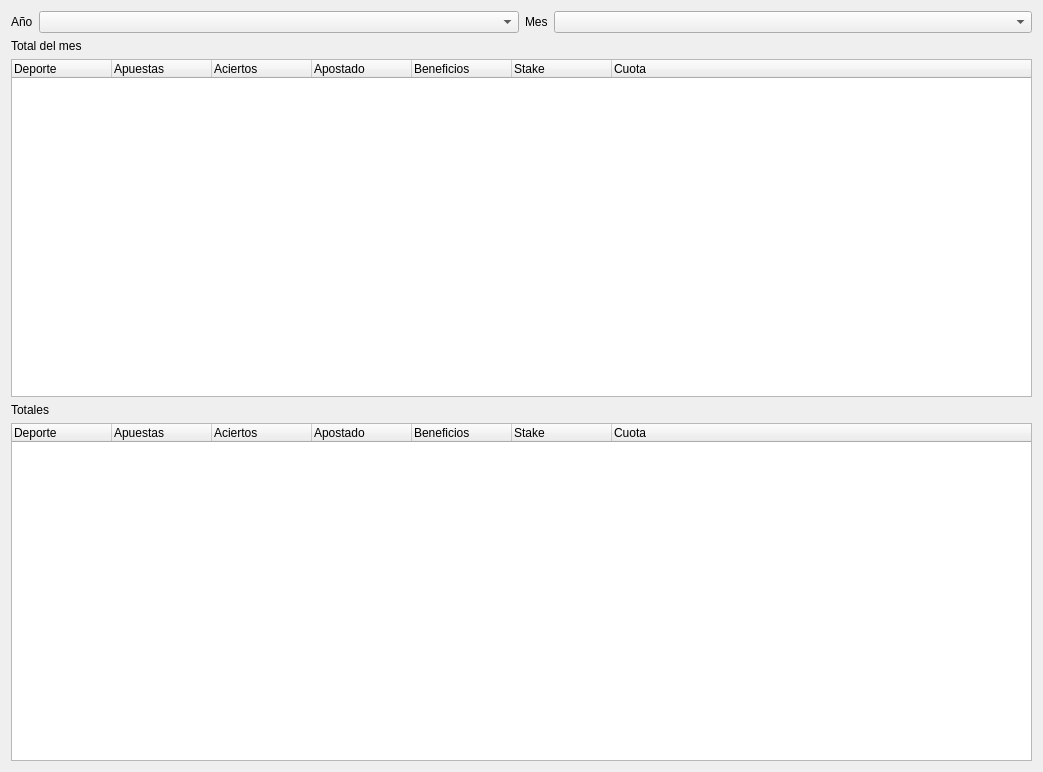
soker90/betcon, file ui/stats_sport.ui: the form before one commit.
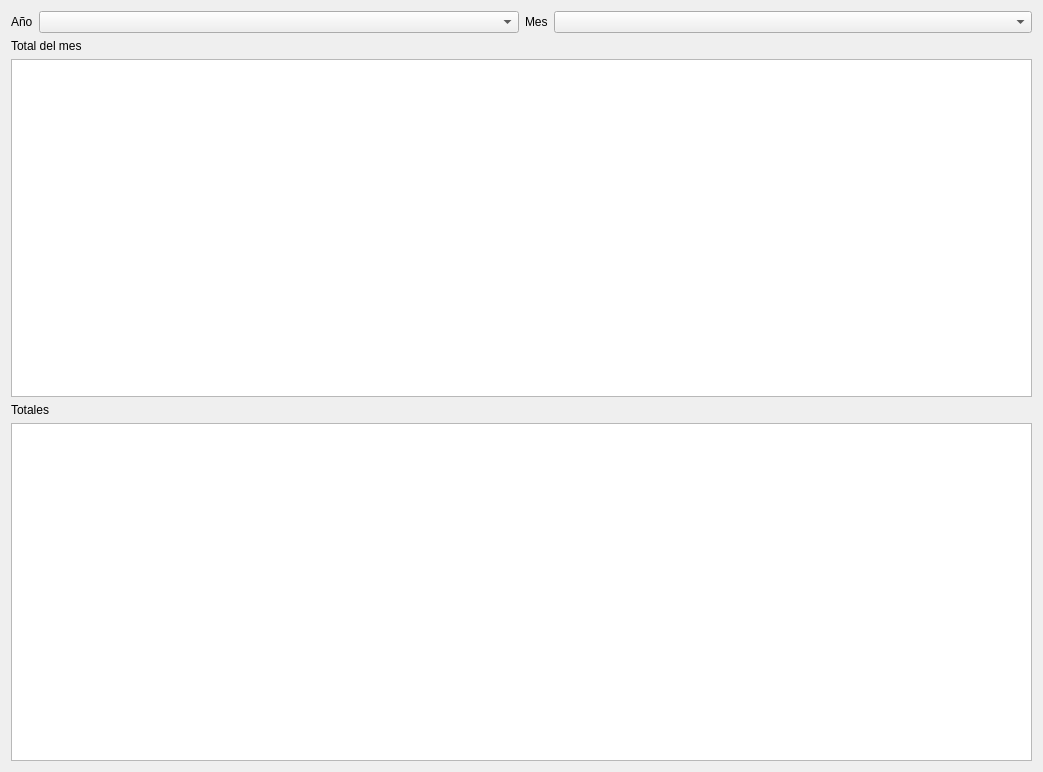
The form after the commit.

Commit message: feat(stats): migrate all stats modules from QTreeWidget to QTableView

```diff
--- a/ui/stats_sport.ui
+++ b/ui/stats_sport.ui
@@ -54,45 +54,19 @@
     </widget>
    </item>
    <item>
-    <widget class="QTreeWidget" name="treeMonth">
-     <property name="locale">
-      <locale language="English" country="UnitedStates"/>
+        <widget class="QTableView" name="treeMonth">
+     <property name="sortingEnabled">
+      <bool>true</bool>
      </property>
-     <column>
-      <property name="text">
-       <string>Deporte</string>
-      </property>
-     </column>
-     <column>
-      <property name="text">
-       <string>Apuestas</string>
-      </property>
-     </column>
-     <column>
-      <property name="text">
-       <string>Aciertos</string>
-      </property>
-     </column>
-     <column>
-      <property name="text">
-       <string>Apostado</string>
-      </property>
-     </column>
-     <column>
-      <property name="text">
-       <string>Beneficios</string>
-      </property>
-     </column>
-     <column>
-      <property name="text">
-       <string>Stake</string>
-      </property>
-     </column>
-     <column>
-      <property name="text">
-       <string>Cuota</string>
-      </property>
-     </column>
+     <property name="alternatingRowColors">
+      <bool>true</bool>
+     </property>
+     <property name="showGrid">
+      <bool>false</bool>
+     </property>
+     <property name="selectionBehavior">
+      <enum>QAbstractItemView::SelectRows</enum>
+     </property>
     </widget>
    </item>
    <item>
@@ -103,45 +77,19 @@
     </widget>
    </item>
    <item>
-    <widget class="QTreeWidget" name="treeTotal">
-     <property name="locale">
-      <locale language="English" country="UnitedStates"/>
+        <widget class="QTableView" name="treeTotal">
+     <property name="sortingEnabled">
+      <bool>true</bool>
      </property>
-     <column>
-      <property name="text">
-       <string>Deporte</string>
-      </property>
-     </column>
-     <column>
-      <property name="text">
-       <string>Apuestas</string>
-      </property>
-     </column>
-     <column>
-      <property name="text">
-       <string>Aciertos</string>
-      </property>
-     </column>
-     <column>
-      <property name="text">
-       <string>Apostado</string>
-      </property>
-     </column>
-     <column>
-      <property name="text">
-       <string>Beneficios</string>
-      </property>
-     </column>
-     <column>
-      <property name="text">
-       <string>Stake</string>
-      </property>
-     </column>
-     <column>
-      <property name="text">
-       <string>Cuota</string>
-      </property>
-     </column>
+     <property name="alternatingRowColors">
+      <bool>true</bool>
+     </property>
+     <property name="showGrid">
+      <bool>false</bool>
+     </property>
+     <property name="selectionBehavior">
+      <enum>QAbstractItemView::SelectRows</enum>
+     </property>
     </widget>
    </item>
   </layout>
```
The commit also changes 11 other files.
